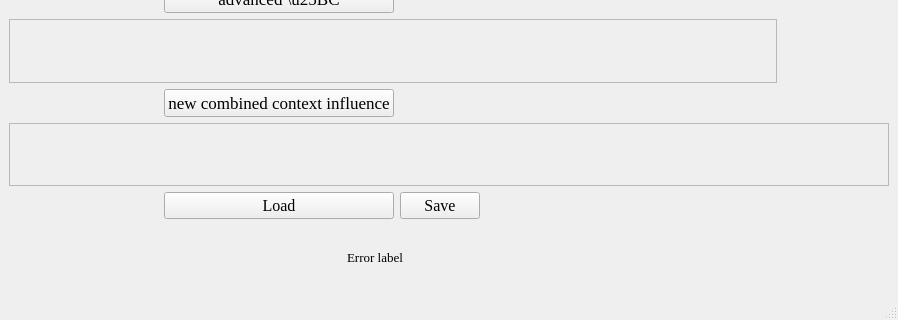
First picture: the form in CoBaIR/configurator.ui, repository dfki-ric/CoBaIR, before the edit; both pictures show x 0 to 898 and y 264 to 584 of the 898 by 584 pixel window.
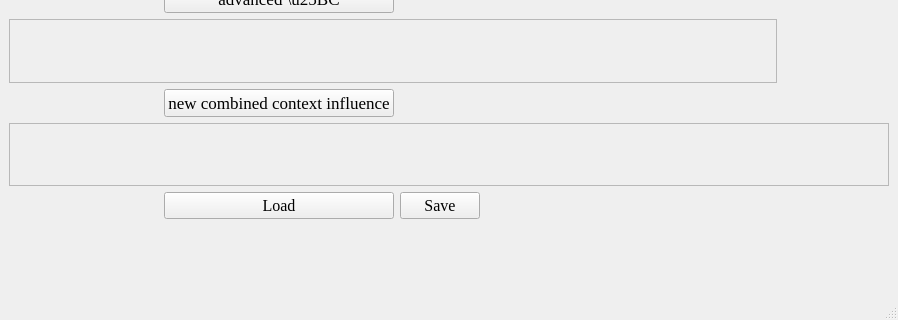
Second picture: the form after the edit.

Patch:
```diff
--- a/CoBaIR/configurator.ui
+++ b/CoBaIR/configurator.ui
@@ -323,7 +323,7 @@
        </font>
       </property>
       <property name="text">
-       <string>                                                                                                        Error label</string>
+       <string>                                                                                                        </string>
       </property>
      </widget>
     </item>
```
Left out of the diff: 3 changed lines with no effect on the pictures.
